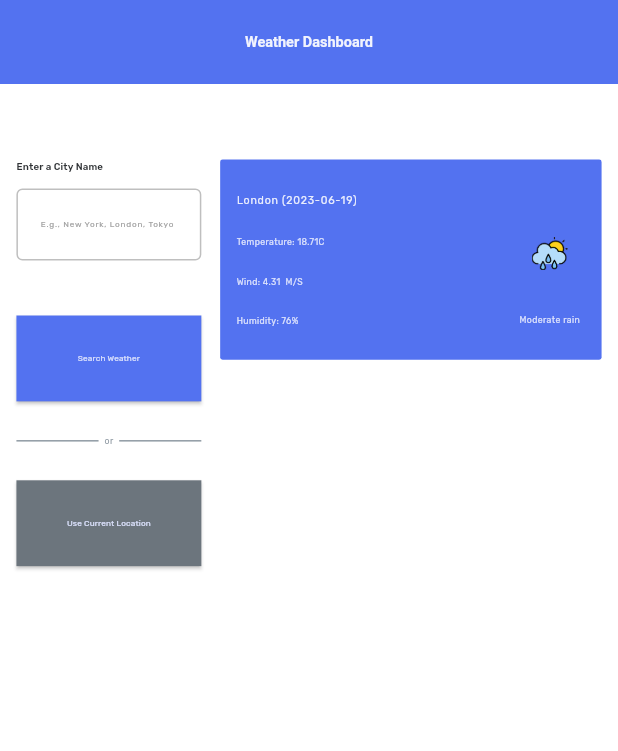
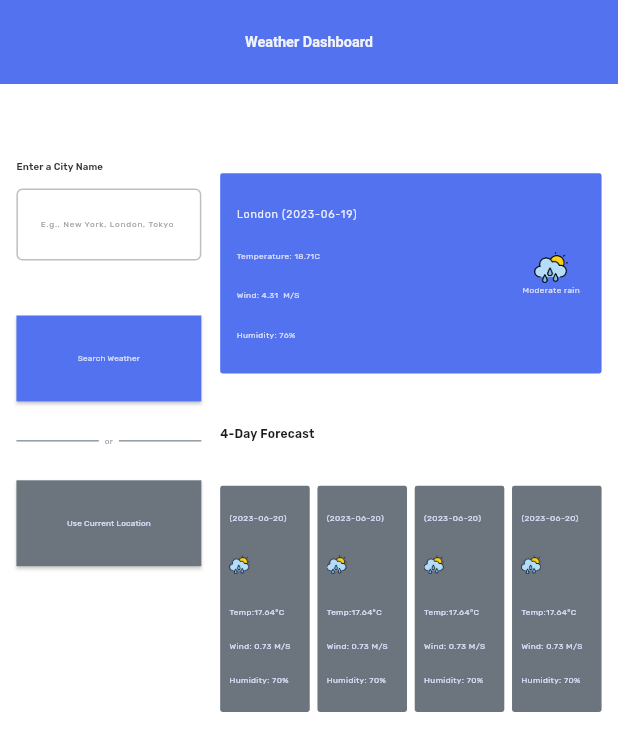
Before and after one commit to lehuynhphat2808/g-weather-forecast, a Flutter app: the screen it shows after launch, on a phone screen of 412 x 824 dp. Shown: the top 751 px of the screen. Run offline on Flutter 3.47's test engine with Material 3 defaults, Android fonts, the phone set to English and light mode, and no system bars; our stand-ins replace flutter_screenutil; generated files the repository leaves out were written again.

Commit message:
feat: ui

```diff
--- a/lib/l10n/app_en.arb
+++ b/lib/l10n/app_en.arb
@@ -1,5 +1,6 @@
 {
   "dashboard_app_bar_tittle": "Weather Dashboard",
+  "dashboard_4_day_forecast_tittle": "4-Day Forecast",
   "search_weather_form_title": "Enter a City Name",
   "search_weather_form_hint_text": "E.g., New York, London, Tokyo",
   "search_weather_form_button_search_text": "Search Weather",
--- a/lib/ui/dashboard/page/dashboard.page.dart
+++ b/lib/ui/dashboard/page/dashboard.page.dart
@@ -11,7 +11,8 @@ class DashBoardPage extends StatelessWidget {
   Widget build(BuildContext context) {
     return Scaffold(
       appBar: AppBar(title: Text(AppLocalizations.of(context)?.dashboard_app_bar_tittle ?? '')),
-      body: Padding(
+      body: SingleChildScrollView(
+        child: Padding(
           padding: EdgeInsets.only(top: 44.h, left: 34.w, right: 34.w),
           child: Row(
             crossAxisAlignment: CrossAxisAlignment.start,
@@ -22,6 +23,7 @@ class DashBoardPage extends StatelessWidget {
             ],
           ),
         ),
+      ),
     );
   }
 }
--- /dev/null
+++ b/lib/ui/dashboard/widget/day_forecast_card.dart
@@ -0,0 +1,32 @@
+import 'package:flutter/material.dart';
+import 'package:flutter_screenutil/flutter_screenutil.dart';
+import 'package:g_weather_forecast/x_helper/weather_icon_helper.dart';
+
+class DayForecastCard extends StatelessWidget {
+  const DayForecastCard({super.key});
+
+  @override
+  Widget build(BuildContext context) {
+    return Container(
+      decoration: BoxDecoration(
+        color: Theme.of(context).colorScheme.secondary,
+        borderRadius: BorderRadius.circular(5.w),
+      ),
+      padding: EdgeInsets.symmetric(horizontal: 19.w, vertical: 15.h),
+      child: Column(
+        crossAxisAlignment: CrossAxisAlignment.start,
+        children: [
+          Text('(2023-06-20)', style: Theme.of(context).textTheme.bodyMedium),
+          SizedBox(height: 18.h),
+          Image.asset(WeatherIconHelper.getIconPath(1183), width: 42.w, height: 42.w),
+          SizedBox(height: 18.h),
+          Text('Temp:17.64°C', style: Theme.of(context).textTheme.bodyMedium),
+          SizedBox(height: 13.h),
+          Text('Wind: 0.73 M/S', style: Theme.of(context).textTheme.bodyMedium),
+          SizedBox(height: 13.h),
+          Text('Humidity: 70%', style: Theme.of(context).textTheme.bodyMedium),
+        ],
+      ),
+    );
+  }
+}
--- a/lib/ui/dashboard/widget/present_day.dart
+++ b/lib/ui/dashboard/widget/present_day.dart
@@ -27,7 +27,7 @@ class PresentDay extends StatelessWidget {
             padding: EdgeInsets.only(right: 11.w),
             child: Column(
               children: [
-                Image.asset(WeatherIconHelper.getIconPath(1183), width: 75.w, height: 70.h),
+                Image.asset(WeatherIconHelper.getIconPath(1183), width: 70.w, height: 70.w),
                 Text('Moderate rain', style: Theme.of(context).textTheme.bodyMedium),
               ],
             ),
--- a/lib/ui/dashboard/widget/search_form.dart
+++ b/lib/ui/dashboard/widget/search_form.dart
@@ -12,6 +12,7 @@ class SearchForm extends StatelessWidget {
   @override
   Widget build(BuildContext context) {
     return Column(
+      mainAxisAlignment: MainAxisAlignment.start,
       mainAxisSize: MainAxisSize.min,
       crossAxisAlignment: CrossAxisAlignment.start,
       children: [
--- a/lib/ui/dashboard/widget/weather_detail.dart
+++ b/lib/ui/dashboard/widget/weather_detail.dart
@@ -1,11 +1,29 @@
 import 'package:flutter/material.dart';
-import 'package:g_weather_forecast/ui/dashboard/widget/present_day.dart';
+import 'package:flutter_gen/gen_l10n/app_localizations.dart';
+import 'package:flutter_screenutil/flutter_screenutil.dart';
+import 'package:g_weather_forecast/ui/dashboard/widget/day_forecast_card.dart';
+import 'package:g_weather_forecast/ui/dashboard/widget/present_day.dart' show PresentDay;
 
 class WeatherDetail extends StatelessWidget {
   const WeatherDetail({super.key});
 
   @override
   Widget build(BuildContext context) {
-    return Column(children: [PresentDay()]);
+    return Column(
+      crossAxisAlignment: CrossAxisAlignment.start,
+      mainAxisAlignment: MainAxisAlignment.start,
+      mainAxisSize: MainAxisSize.min,
+      children: [
+        SizedBox(height: 8.h),
+        PresentDay(),
+        SizedBox(height: 30.h),
+        Text(
+          AppLocalizations.of(context)?.dashboard_4_day_forecast_tittle ?? '',
+          style: Theme.of(context).textTheme.titleMedium,
+        ),
+        SizedBox(height: 25.h),
+        Row(spacing: 16.w, children: List.generate(4, (index) => Expanded(child: DayForecastCard()))),
+      ],
+    );
   }
 }
--- a/lib/ui/theme/app.colors.dart
+++ b/lib/ui/theme/app.colors.dart
@@ -6,6 +6,7 @@ abstract class AppColors {
   static const Color primaryColor = Color(0xff5372F0);
   static const Color secondaryColor = Color(0xff6C757D);
   static const Color titleSmall = Color(0xff2E3134);
+  static const Color titleMedium = Color(0xff181A1B);
   static const Color bodyLarge = Color(0xffE9EDFD);
   static const Color textFieldFocusBorderColor = Color(0xff575757);
   static const Color textFieldBorderColor = Color(0xffBFBFBF);
--- a/lib/ui/theme/app.text_styles.dart
+++ b/lib/ui/theme/app.text_styles.dart
@@ -9,9 +9,10 @@ class AppTextStyles {
     fontSize: 30.sp,
   );
   static TextStyle titleSmall = TextStyle(fontWeight: FontWeight.w600, color: AppColors.titleSmall, fontSize: 20.sp);
+  static TextStyle titleMedium = TextStyle(fontWeight: FontWeight.w600, color: AppColors.titleMedium, fontSize: 25.sp);
   static TextStyle bodyLarge = TextStyle(fontWeight: FontWeight.w400, color: AppColors.bodyLarge, fontSize: 22.sp);
   static TextStyle hintText = TextStyle(fontWeight: FontWeight.w400, color: AppColors.hintText, fontSize: 17.sp);
   static TextStyle inputText = TextStyle(fontWeight: FontWeight.w400, color: AppColors.inputText, fontSize: 17.sp);
   static TextStyle buttonText = TextStyle(fontWeight: FontWeight.w400, color: AppColors.buttonText, fontSize: 17.sp);
-  static TextStyle bodyMedium = TextStyle(fontWeight: FontWeight.w400, color: AppColors.bodyMedium, fontSize: 18.sp);
+  static TextStyle bodyMedium = TextStyle(fontWeight: FontWeight.w400, color: AppColors.bodyMedium, fontSize: 17.sp);
 }
--- a/lib/ui/theme/app.themes.dart
+++ b/lib/ui/theme/app.themes.dart
@@ -16,6 +16,7 @@ abstract class AppThemes {
     fontFamily: FontFamily.rubik,
     textTheme: TextTheme(
       titleSmall: AppTextStyles.titleSmall,
+      titleMedium: AppTextStyles.titleMedium,
       bodyLarge: AppTextStyles.bodyLarge,
       bodyMedium: AppTextStyles.bodyMedium,
     ),
```
Lines whose indentation alone changed are shown as unchanged.
